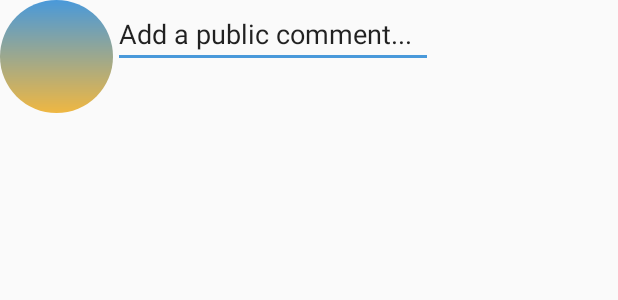
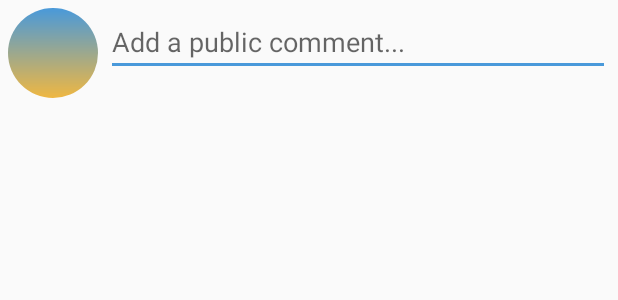
Before and after one commit to SomethingKindaWitty/FBU_Summer_Project, an Android app: the layout activity_comment.xml on its own in the app's theme, with its tools: preview values and no code run, on a phone screen of 412 x 824 dp. Shown: the top 300 px of the screen. Run offline under Robolectric (Android 15) with nearby library versions, the phone set to English and light mode, and no system bars.

Commit message:
Adjusted layout for comments

```diff
--- a/app/src/main/res/layout/activity_comment.xml
+++ b/app/src/main/res/layout/activity_comment.xml
@@ -8,21 +8,24 @@
 
     <ImageView
         android:id="@+id/tvProfileImage"
-        android:layout_width="75dp"
-        android:layout_height="75dp"
+        android:layout_width="60dp"
+        android:layout_height="60dp"
         android:layout_alignParentStart="true"
         android:layout_alignParentTop="true"
+        android:layout_margin="5dp"
         app:srcCompat="@drawable/backgroundprofile" />
 
     <EditText
         android:id="@+id/etComment"
-        android:layout_width="wrap_content"
+        android:layout_width="match_parent"
         android:layout_height="wrap_content"
         android:layout_alignParentTop="true"
+        android:layout_marginTop="5dp"
+        android:layout_marginRight="5dp"
         android:layout_toEndOf="@+id/tvProfileImage"
         android:ems="10"
-        android:inputType="textPersonName"
-        android:text="Add a public comment..." />
+        android:hint="Add a public comment..."
+        android:inputType="textPersonName" />
 
     <android.support.v7.widget.RecyclerView
         android:id="@+id/rvComments"
--- a/app/src/main/res/layout/item_comment.xml
+++ b/app/src/main/res/layout/item_comment.xml
@@ -45,8 +45,8 @@
 
             <ImageView
                 android:id="@+id/ivProfileImage"
-                android:layout_width="75dp"
-                android:layout_height="75dp"
+                android:layout_width="60dp"
+                android:layout_height="60dp"
                 android:layout_alignParentStart="true"
                 android:layout_alignParentTop="true"
                 app:srcCompat="@drawable/backgroundprofile" />
```
